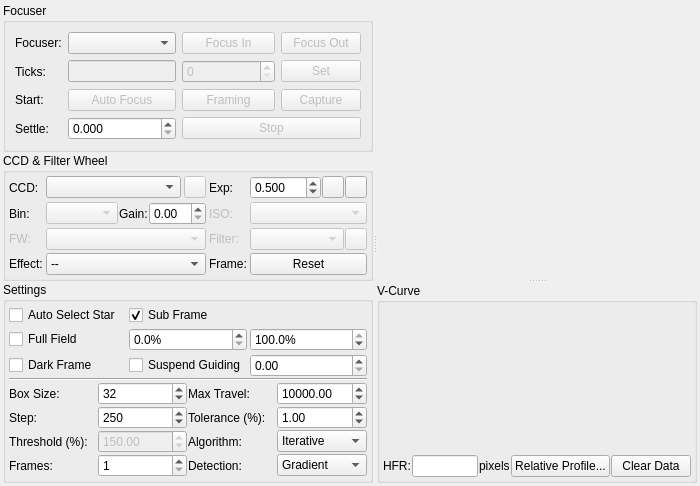
This is kstars/ekos/focus/focus.ui in KDE/kstars as Qt 5 draws it before an edit. The edited form follows.
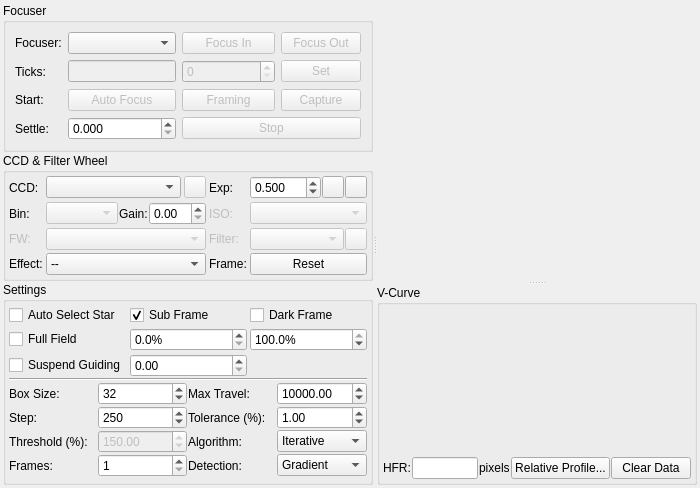
This is the edited form. Icons and pictures are not drawn. Custom widgets are drawn as their Qt base class.

Commit message: Rearrange the UI a bit. When full field is unchecked, the FITS View is alerted so that it reset the filter values

```diff
--- a/kstars/ekos/focus/focus.ui
+++ b/kstars/ekos/focus/focus.ui
@@ -6,8 +6,8 @@
    <rect>
     <x>0</x>
     <y>0</y>
-    <width>698</width>
-    <height>465</height>
+    <width>674</width>
+    <height>488</height>
    </rect>
   </property>
   <layout class="QVBoxLayout" name="verticalLayout">
@@ -574,26 +574,6 @@
               </property>
              </widget>
             </item>
-            <item row="2" column="1">
-             <widget class="QCheckBox" name="suspendGuideCheck">
-              <property name="toolTip">
-               <string>Suspend Guiding while autofocus in progress</string>
-              </property>
-              <property name="text">
-               <string>Suspend Guiding</string>
-              </property>
-             </widget>
-            </item>
-            <item row="2" column="2">
-             <widget class="QDoubleSpinBox" name="GuideSettleTime">
-              <property name="toolTip">
-               <string>Wait this many seconds before resuming guiding.</string>
-              </property>
-              <property name="maximum">
-               <double>60.000000000000000</double>
-              </property>
-             </widget>
-            </item>
             <item row="1" column="0">
              <widget class="QCheckBox" name="useFullField">
               <property name="toolTip">
@@ -639,7 +619,7 @@
               </property>
              </widget>
             </item>
-            <item row="2" column="0">
+            <item row="0" column="2">
              <widget class="QCheckBox" name="darkFrameCheck">
               <property name="toolTip">
                <string/>
@@ -649,6 +629,26 @@
               </property>
              </widget>
             </item>
+            <item row="2" column="0">
+             <widget class="QCheckBox" name="suspendGuideCheck">
+              <property name="toolTip">
+               <string>Suspend Guiding while autofocus in progress</string>
+              </property>
+              <property name="text">
+               <string>Suspend Guiding</string>
+              </property>
+             </widget>
+            </item>
+            <item row="2" column="1">
+             <widget class="QDoubleSpinBox" name="GuideSettleTime">
+              <property name="toolTip">
+               <string>Wait this many seconds before resuming guiding.</string>
+              </property>
+              <property name="maximum">
+               <double>60.000000000000000</double>
+              </property>
+             </widget>
+            </item>
            </layout>
           </item>
           <item>
```
Left out of the diff: 1 changed line with no effect on the pictures. The commit also changes 3 other files.
